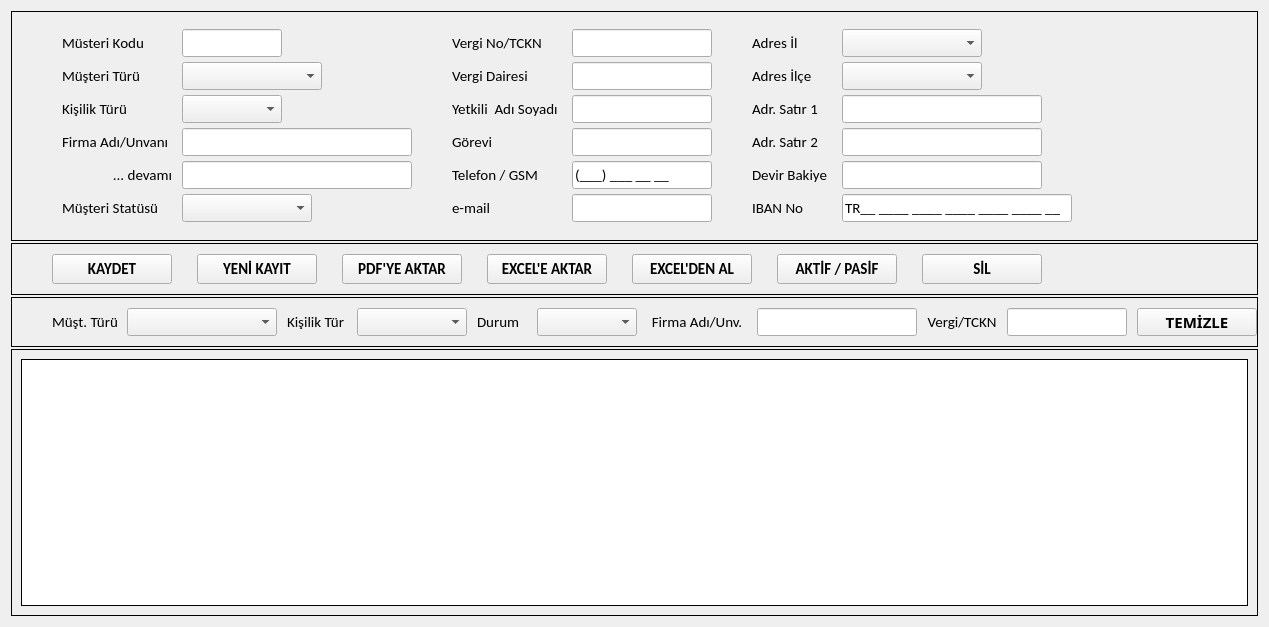
This is ui/ui_files/customers_window.ui in AyhanErcan70/SATTUP as Qt 5 draws it before an edit. The edited form follows.
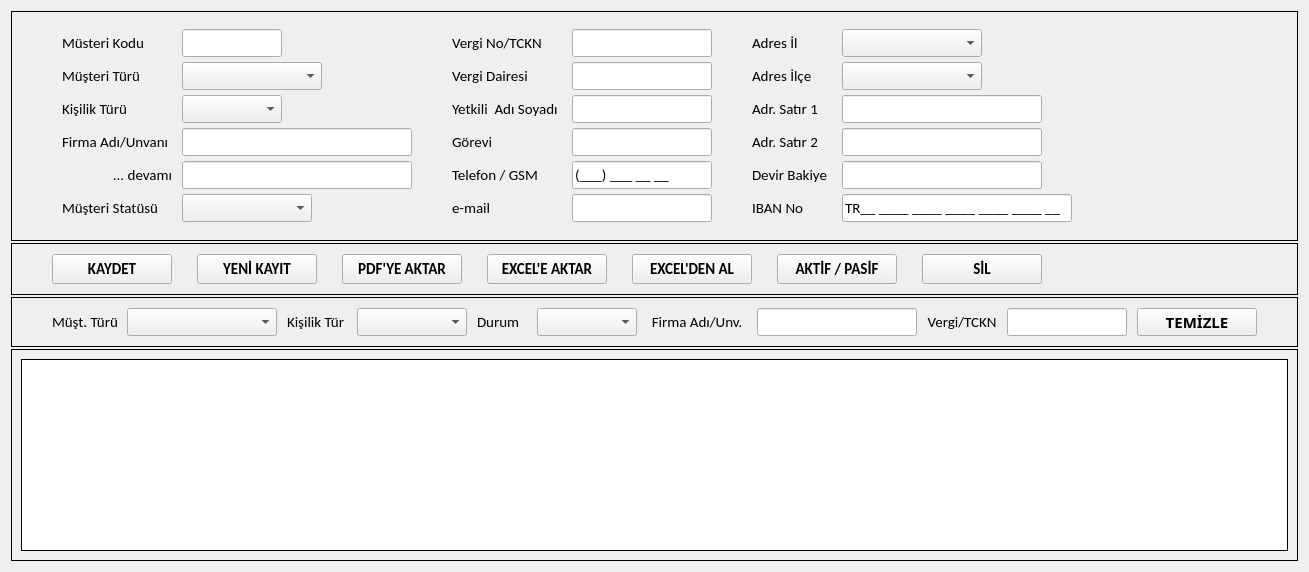
This is the edited form.

Commit message: Seferler: dialog tabanlı planlama ve UI güncellemeleri

What changed in the file:
```diff
--- a/ui/ui_files/customers_window.ui
+++ b/ui/ui_files/customers_window.ui
@@ -6,8 +6,8 @@
    <rect>
     <x>0</x>
     <y>0</y>
-    <width>1230</width>
-    <height>627</height>
+    <width>1279</width>
+    <height>0</height>
    </rect>
   </property>
   <property name="windowTitle">
```
The commit also changes 1 other file.
